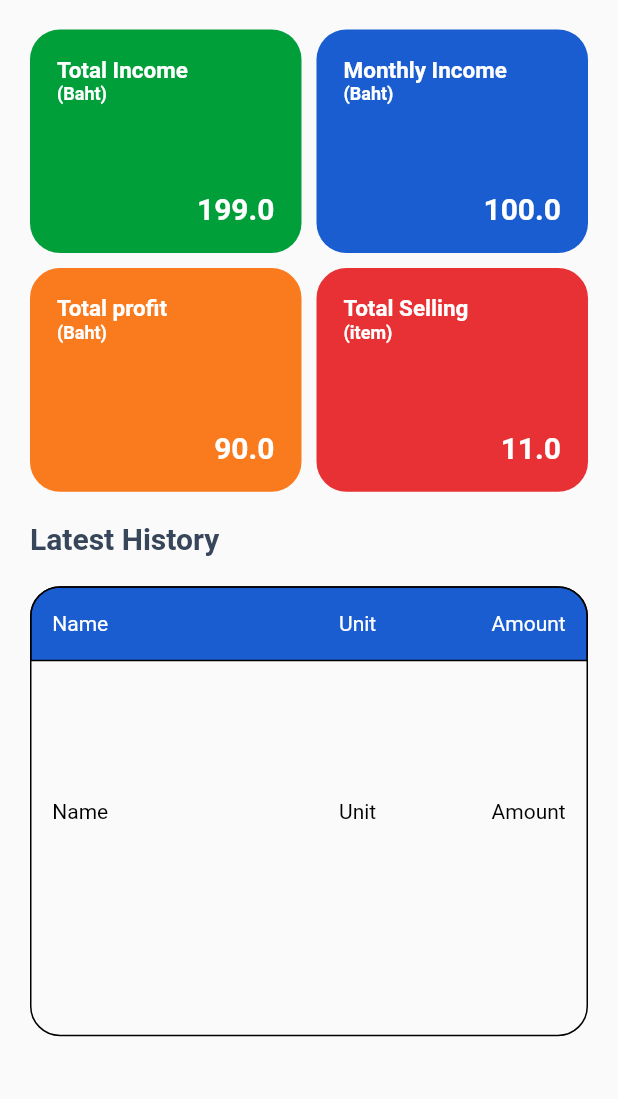
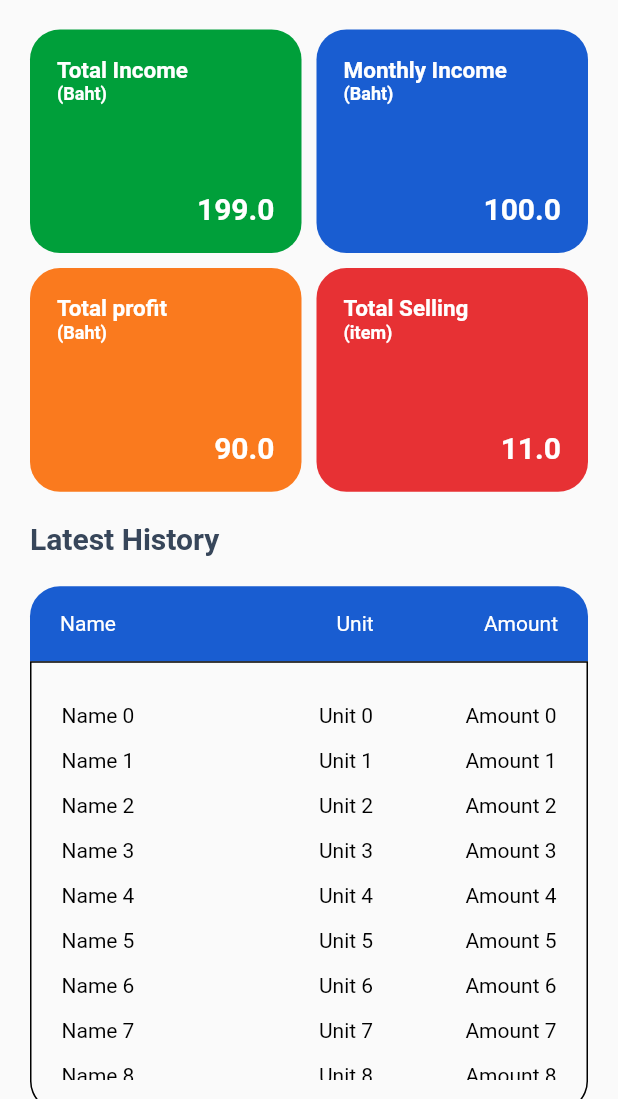
Before and after one commit to jopjop321/project01, a Flutter app: the DashboardScreen screen opened directly, on a phone screen of 412 x 824 dp, the part 137-1236 px from its top. Run offline on Flutter 3.47's test engine with Material 2 defaults, Android fonts, the phone set to English and light mode, and no system bars; our stand-ins replace cloud_firestore, firebase_auth, firebase_core, fluttertoast, form_field_validator, shared_preferences; missing offline and left inert: navigation_drawer_menu; accounts and stored records are empty.

Commit message:
feat: table for showing product list

```diff
--- a/lib/utils/texttable.dart
+++ b/lib/utils/texttable.dart
@@ -7,17 +7,23 @@ class TextTable extends StatelessWidget {
   final String? text3;
   final Color color;
 
-  const TextTable({this.text1, this.text2, this.text3,this.color = Colorconstants.white});
+  const TextTable({
+    this.text1,
+    this.text2,
+    this.text3,
+    this.color = Colorconstants.white,
+    super.key,
+  });
 
   @override
   Widget build(BuildContext context) {
     return Row(children: [
-      Text("    ${text1}", style: TextStyle(color: color)),
-      Spacer(),
-      Spacer(),
-      Text("${text2}", style: TextStyle(color: color)),
-      Spacer(),
-      Text("${text3}    ", style: TextStyle(color: color))
+      Text("$text1", style: TextStyle(color: color)),
+      const Spacer(),
+      const Spacer(),
+      Text("$text2", style: TextStyle(color: color)),
+      const Spacer(),
+      Text("$text3", style: TextStyle(color: color))
     ]);
     ;
   }
--- a/lib/view/dashboardScreen.dart
+++ b/lib/view/dashboardScreen.dart
@@ -80,10 +80,10 @@ class _DashboardScreenState extends State<DashboardScreen> {
                 ),
               ],
             ),
-            SizedBox(
+            const SizedBox(
               height: 20,
             ),
-            Text(
+            const Text(
               'Latest History',
               style: TextStyle(
                 fontSize: 20,
@@ -91,45 +91,66 @@ class _DashboardScreenState extends State<DashboardScreen> {
                 color: Colorconstants.texttitledashboard,
               ),
             ),
-            SizedBox(
+            const SizedBox(
               height: 20,
             ),
-            Stack(
+            Column(
               children: [
                 Container(
+                  padding: const EdgeInsets.fromLTRB(20, 0, 20, 0),
                   height: 50,
-                  decoration: BoxDecoration(
+                  decoration: const BoxDecoration(
                     color: Colorconstants.blue195DD1,
                     borderRadius: BorderRadius.only(
-                        topLeft: Radius.circular(20),
-                        topRight: Radius.circular(20)),
+                      topLeft: Radius.circular(20),
+                      topRight: Radius.circular(20),
+                    ),
+                    // border: Border.all(
+                    //   color: Colors.black,
+                    //   width: 1.0,
+                    // ),
+                  ),
+                  child: const TextTable(
+                    text1: "Name",
+                    text2: "Unit",
+                    text3: "Amount",
+                  ),
+                ),
+                Container(
+                  padding: const EdgeInsets.all(20),
+                  height: 300,
+                  decoration: BoxDecoration(
+                    borderRadius: const BorderRadius.only(
+                      bottomLeft: Radius.circular(20),
+                      bottomRight: Radius.circular(20),
+                    ),
                     border: Border.all(
                       color: Colors.black,
                       width: 1.0,
                     ),
                   ),
-                  child:
-                      TextTable(text1: "Name", text2: "Unit", text3: "Amount"),
-                ),
-                Container(
-                  height: 300,
-                  alignment: Alignment.center,
-                  decoration: BoxDecoration(
-                    borderRadius: BorderRadius.circular(20),
-                    border: Border.all(
-                      color: Colors.black,
-                      width: 1.0,
+                  child: SingleChildScrollView(
+                    child: Column(
+                      mainAxisAlignment: MainAxisAlignment.start,
+                      children: [
+                        for (int i = 0; i < 100; i++)
+                          Container(
+                            height: 30,
+                            alignment: Alignment.center,
+                            child: TextTable(
+                              text1: "Name $i",
+                              text2: "Unit $i",
+                              text3: "Amount $i",
+                              color: Colorconstants.black,
+                            ),
+                          ),
+                      ],
                     ),
                   ),
-                  child: TextTable(
-                      text1: "Name",
-                      text2: "Unit",
-                      text3: "Amount",
-                      color: Colorconstants.black),
                 ),
               ],
             ),
-            SizedBox(
+            const SizedBox(
               height: 50,
             ),
           ],
```
